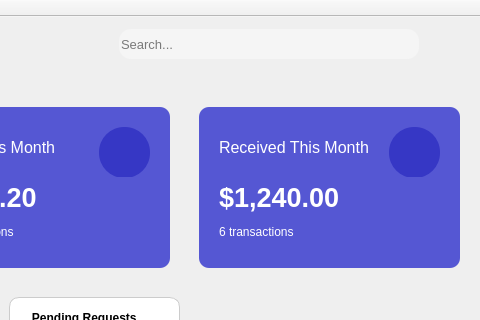
The window that DigitalWalletSystem/MainWindow.ui (AhmedAlian7/DigitalWalletSystemV02) describes before a commit, drawn with Qt 5; both pictures show x 641 to 1121 and y 0 to 320 of the 1121 by 644 pixel window.
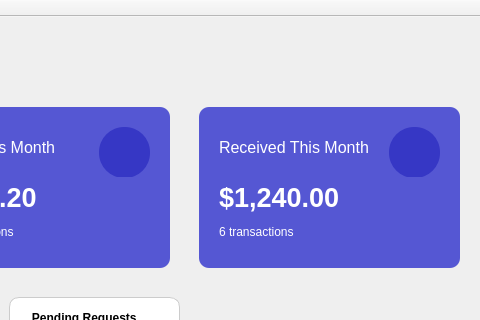
The same window after the commit. The open tabs and pages were chosen to show the change. Icons and pictures are not drawn.

The edit to the form file:
```diff
--- a/DigitalWalletSystem/MainWindow.ui
+++ b/DigitalWalletSystem/MainWindow.ui
@@ -1369,38 +1369,6 @@
          </property>
         </spacer>
        </item>
-       <item>
-        <widget class="QLineEdit" name="searchBox">
-         <property name="minimumSize">
-          <size>
-           <width>200</width>
-           <height>30</height>
-          </size>
-         </property>
-         <property name="maximumSize">
-          <size>
-           <width>300</width>
-           <height>16777215</height>
-          </size>
-         </property>
-         <property name="styleSheet">
-          <string notr="true">border-radius: 12px;
-background-color: #f5f5f5;
-color: black;
-font: 10pt;
-text-align:5px</string>
-         </property>
-         <property name="inputMask">
-          <string/>
-         </property>
-         <property name="frame">
-          <bool>false</bool>
-         </property>
-         <property name="placeholderText">
-          <string>Search...</string>
-         </property>
-        </widget>
-       </item>
       </layout>
      </widget>
      <widget class="QFrame" name="sentCard">
```
Left out of the diff: 27 changed lines with no effect on the pictures.
